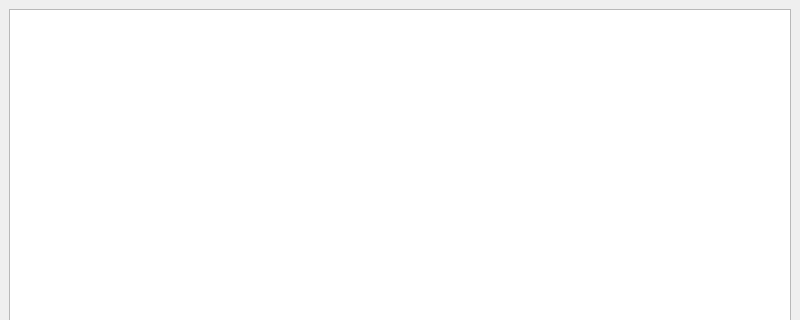
Qt form frontend/printinvoice.ui (jirislaby/slucto) before a commit; both pictures show x 0 to 800 and y 0 to 320 of the 800 by 600 pixel window.
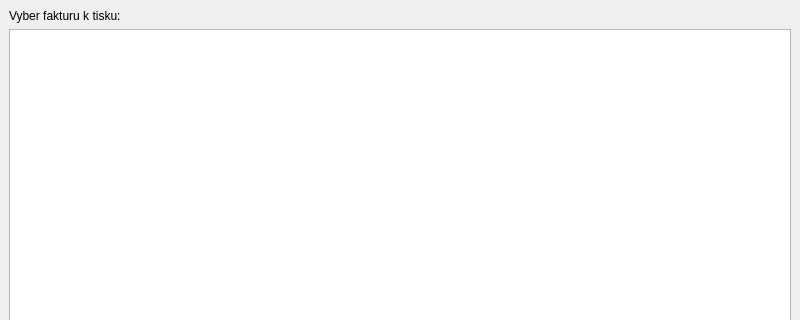
The same form after that commit.

Commit message: frontend: centering & label

```diff
--- a/frontend/printinvoice.ui
+++ b/frontend/printinvoice.ui
@@ -15,6 +15,13 @@
   </property>
   <widget class="QWidget" name="centralwidget">
    <layout class="QVBoxLayout" name="verticalLayout">
+    <item>
+     <widget class="QLabel" name="label">
+      <property name="text">
+       <string>Vyber fakturu k tisku:</string>
+      </property>
+     </widget>
+    </item>
     <item>
      <widget class="QTableView" name="invView">
       <property name="editTriggers">
```
The commit also changes 3 other files.
